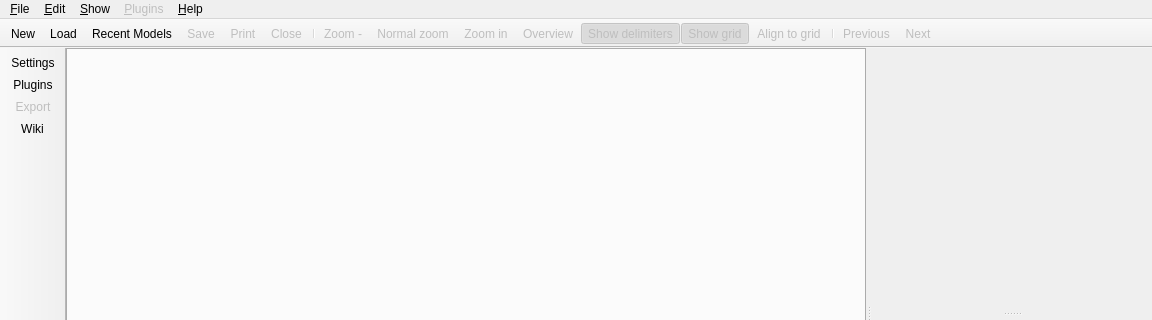
This is libpgmodeler_ui/ui/mainwindow.ui in pgmodeler/pgmodeler as Qt 5 draws it before an edit; both pictures show x 0 to 1152 and y 0 to 320 of the 1152 by 600 pixel window. The edited form follows.
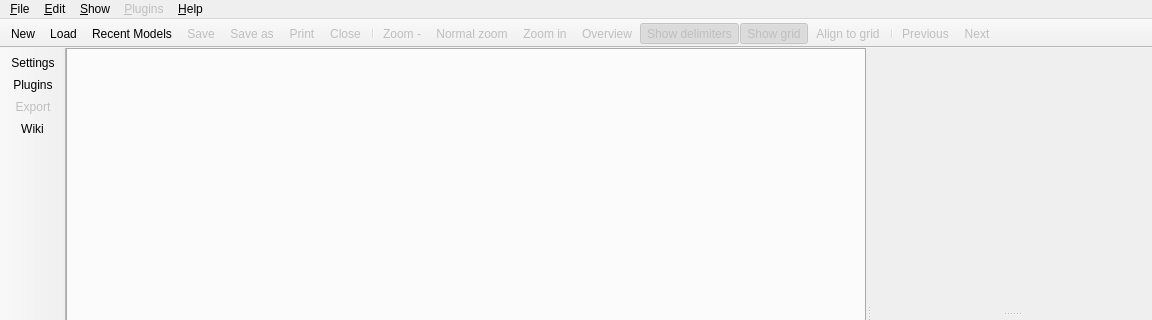
This is the edited form. Icons and pictures are not drawn.

The edit to the form file:
```diff
--- a/libpgmodeler_ui/ui/mainwindow.ui
+++ b/libpgmodeler_ui/ui/mainwindow.ui
@@ -502,6 +502,7 @@
    <addaction name="action_load_model"/>
    <addaction name="action_recent_models"/>
    <addaction name="action_save_model"/>
+   <addaction name="action_save_as"/>
    <addaction name="action_print"/>
    <addaction name="action_close_model"/>
    <addaction name="separator"/>
```
